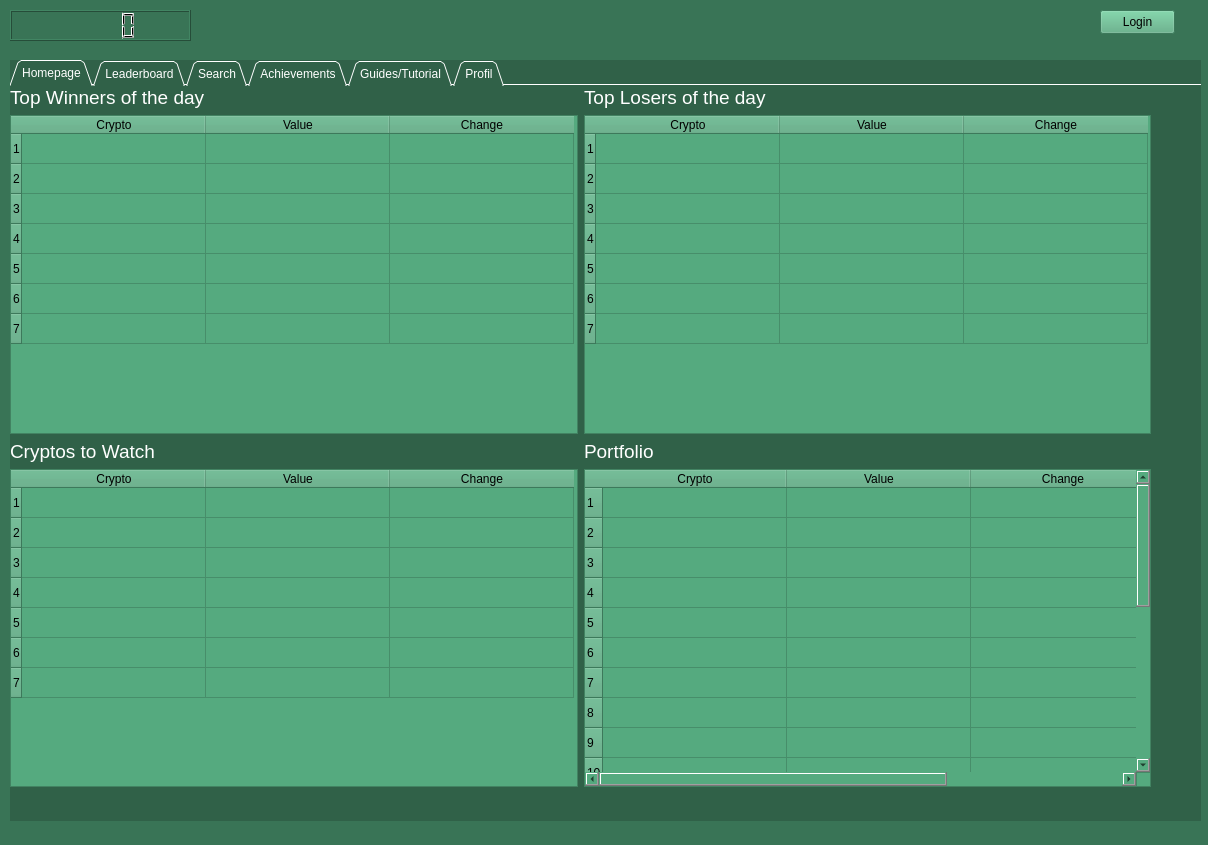
This is client/form.ui in SushantKumarPandey/Crypto-Tradeing-App-with-fake-currency as Qt 5 draws it before an edit. The edited form follows.
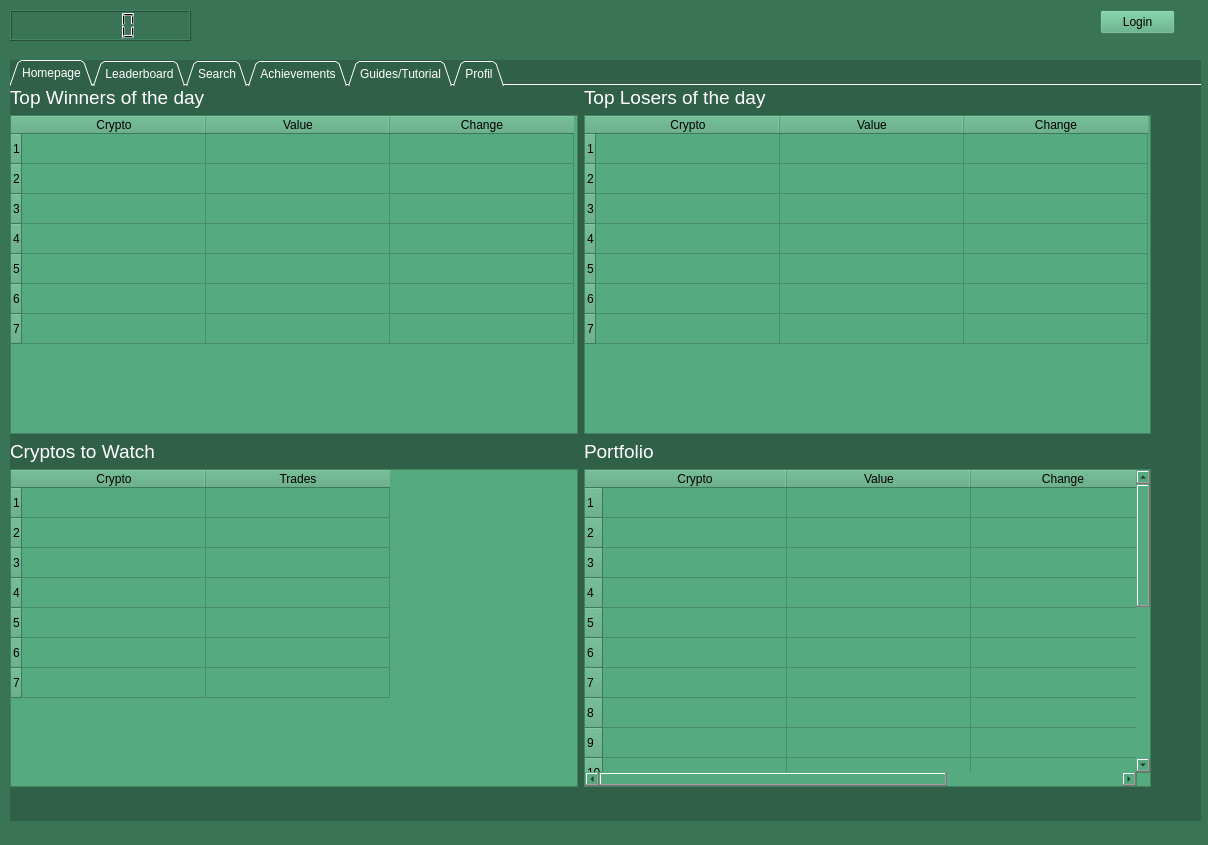
This is the edited form. The open tabs and pages were chosen to show the change.

Commit message: fix: formatting feat: cryptos to watch

What changed in the file:
```diff
--- a/client/form.ui
+++ b/client/form.ui
@@ -263,12 +263,7 @@
          </column>
          <column>
           <property name="text">
-           <string>Value</string>
-          </property>
-         </column>
-         <column>
-          <property name="text">
-           <string>Change</string>
+           <string>Trades</string>
           </property>
          </column>
         </widget>
```
Left out of the diff: 2 changed lines with no effect on the pictures. The commit also changes 2 other files.
